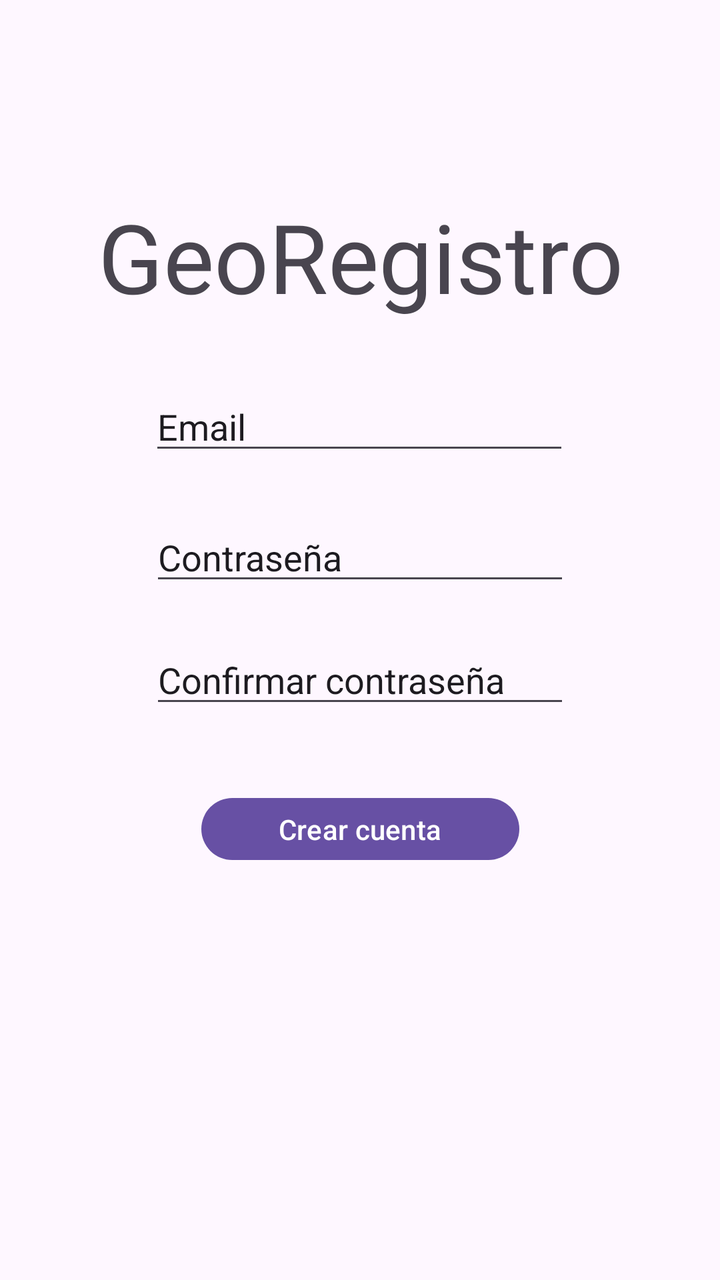
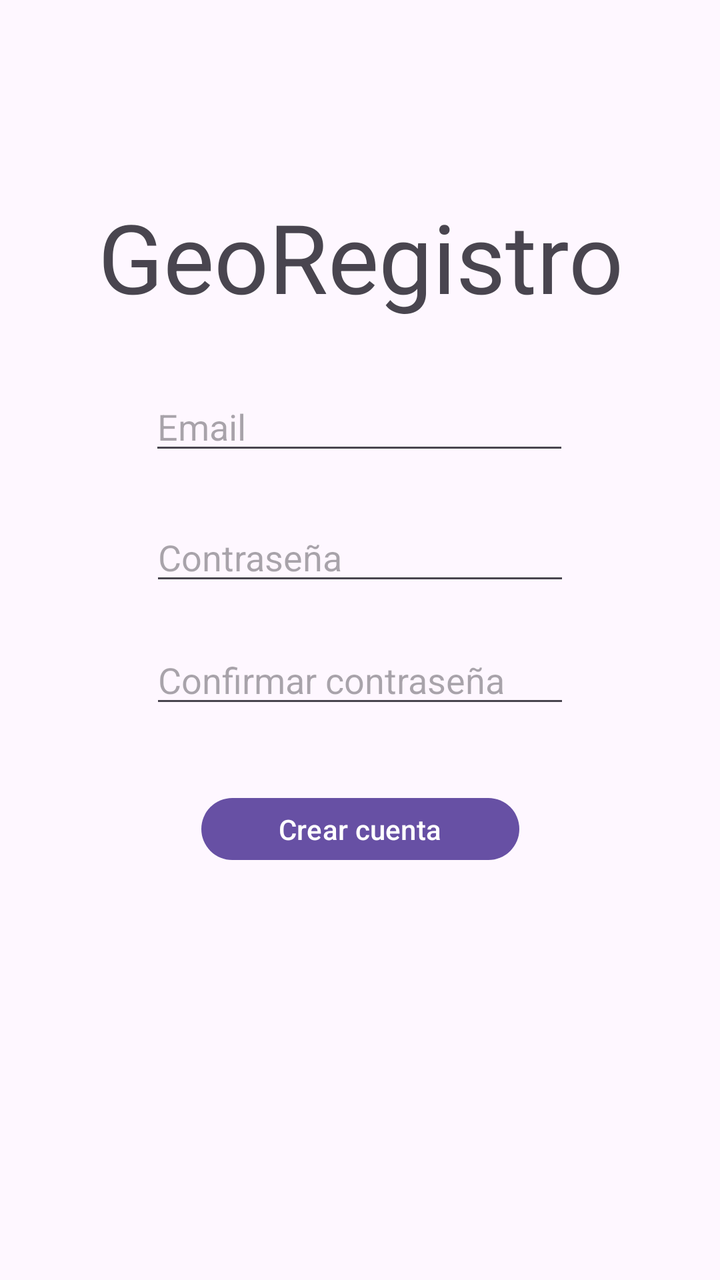

Screens rendered from an Android XML layout before and after an edit, with the pre-edit source and the edit as a unified diff.
<!-- AndroidManifest.xml: application theme Theme.GeoRegistro -->
<!-- res/layout/activity_registro.xml -->
<?xml version="1.0" encoding="utf-8"?>
<androidx.constraintlayout.widget.ConstraintLayout xmlns:android="http://schemas.android.com/apk/res/android"
    xmlns:app="http://schemas.android.com/apk/res-auto"
    xmlns:tools="http://schemas.android.com/tools"
    android:id="@+id/main"
    android:layout_width="match_parent"
    android:layout_height="match_parent"
    tools:context=".Registro">

    <TextView
        android:id="@+id/textView2"
        android:layout_width="295dp"
        android:layout_height="67dp"
        android:layout_marginTop="96dp"
        android:text="GeoRegistro"
        android:textAlignment="center"
        android:textSize="48sp"
        app:layout_constraintEnd_toEndOf="parent"
        app:layout_constraintStart_toStartOf="parent"
        app:layout_constraintTop_toTopOf="parent" />

    <EditText
        android:id="@+id/editTextText3"
        android:layout_width="wrap_content"
        android:layout_height="wrap_content"
        android:layout_marginTop="28dp"
        android:ems="10"
        android:inputType="text"
        android:text="Email"
        android:textSize="18sp"
        app:layout_constraintEnd_toEndOf="parent"
        app:layout_constraintHorizontal_bias="0.497"
        app:layout_constraintStart_toStartOf="parent"
        app:layout_constraintTop_toBottomOf="@+id/textView2" />

    <EditText
        android:id="@+id/editTextText4"
        android:layout_width="wrap_content"
        android:layout_height="wrap_content"
        android:layout_marginTop="24dp"
        android:ems="10"
        android:inputType="text"
        android:text="Contraseña"
        android:textSize="18sp"
        app:layout_constraintEnd_toEndOf="parent"
        app:layout_constraintHorizontal_bias="0.5"
        app:layout_constraintStart_toStartOf="parent"
        app:layout_constraintTop_toBottomOf="@+id/editTextText3" />

    <EditText
        android:id="@+id/editTextText5"
        android:layout_width="wrap_content"
        android:layout_height="wrap_content"
        android:layout_marginTop="20dp"
        android:ems="10"
        android:inputType="text"
        android:text="Confirmar contraseña"
        app:layout_constraintEnd_toEndOf="parent"
        app:layout_constraintHorizontal_bias="0.5"
        app:layout_constraintStart_toStartOf="parent"
        app:layout_constraintTop_toBottomOf="@+id/editTextText4" />

    <Button
        android:id="@+id/btnCrearCuenta"
        android:layout_width="159dp"
        android:layout_height="39dp"
        android:layout_marginTop="36dp"
        android:text="Crear cuenta"
        app:layout_constraintEnd_toEndOf="parent"
        app:layout_constraintHorizontal_bias="0.5"
        app:layout_constraintStart_toStartOf="parent"
        app:layout_constraintTop_toBottomOf="@+id/editTextText5" />

</androidx.constraintlayout.widget.ConstraintLayout>
<!-- resources referenced by this layout -->
<resources>
  <style name="Theme.GeoRegistro" parent="Base.Theme.GeoRegistro" />
  <style name="Base.Theme.GeoRegistro" parent="Theme.Material3.DayNight.NoActionBar">
          
          
      </style>
</resources>

<!-- the commit's change to res/layout/activity_registro.xml (unified diff, before → after) -->
@@ -20,13 +20,13 @@
         app:layout_constraintTop_toTopOf="parent" />
 
     <EditText
-        android:id="@+id/editTextText3"
+        android:id="@+id/etCorreoRegistro"
         android:layout_width="wrap_content"
         android:layout_height="wrap_content"
         android:layout_marginTop="28dp"
         android:ems="10"
-        android:inputType="text"
-        android:text="Email"
+        android:inputType="textEmailAddress"
+        android:hint="Email"
         android:textSize="18sp"
         app:layout_constraintEnd_toEndOf="parent"
         app:layout_constraintHorizontal_bias="0.497"
@@ -34,31 +34,31 @@
         app:layout_constraintTop_toBottomOf="@+id/textView2" />
 
     <EditText
-        android:id="@+id/editTextText4"
+        android:id="@+id/etContrasenaRegistro"
         android:layout_width="wrap_content"
         android:layout_height="wrap_content"
         android:layout_marginTop="24dp"
         android:ems="10"
-        android:inputType="text"
-        android:text="Contraseña"
+        android:inputType="textPassword"
+        android:hint="Contraseña"
         android:textSize="18sp"
         app:layout_constraintEnd_toEndOf="parent"
         app:layout_constraintHorizontal_bias="0.5"
         app:layout_constraintStart_toStartOf="parent"
-        app:layout_constraintTop_toBottomOf="@+id/editTextText3" />
+        app:layout_constraintTop_toBottomOf="@+id/etCorreoRegistro" />
 
     <EditText
-        android:id="@+id/editTextText5"
+        android:id="@+id/etConfirmarContrasena"
         android:layout_width="wrap_content"
         android:layout_height="wrap_content"
         android:layout_marginTop="20dp"
         android:ems="10"
-        android:inputType="text"
-        android:text="Confirmar contraseña"
+        android:inputType="textPassword"
+        android:hint="Confirmar contraseña"
         app:layout_constraintEnd_toEndOf="parent"
         app:layout_constraintHorizontal_bias="0.5"
         app:layout_constraintStart_toStartOf="parent"
-        app:layout_constraintTop_toBottomOf="@+id/editTextText4" />
+        app:layout_constraintTop_toBottomOf="@+id/etContrasenaRegistro" />
 
     <Button
         android:id="@+id/btnCrearCuenta"
@@ -69,6 +69,6 @@
         app:layout_constraintEnd_toEndOf="parent"
         app:layout_constraintHorizontal_bias="0.5"
         app:layout_constraintStart_toStartOf="parent"
-        app:layout_constraintTop_toBottomOf="@+id/editTextText5" />
+        app:layout_constraintTop_toBottomOf="@+id/etConfirmarContrasena" />
 
 </androidx.constraintlayout.widget.ConstraintLayout>
